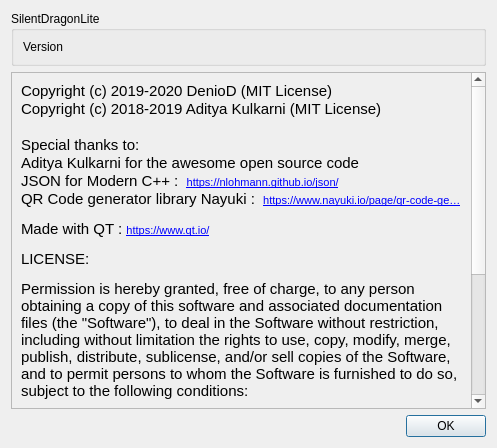
Old version of the form src/about.ui in the repository leto/SilentDragonLite.
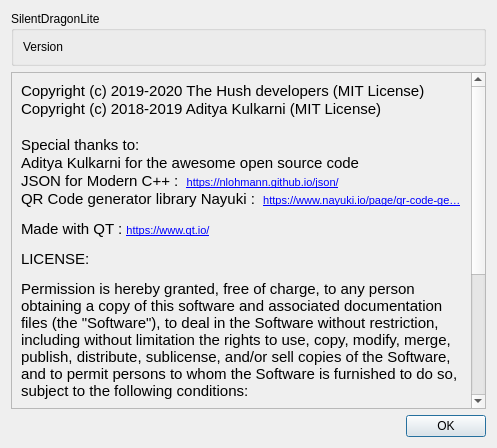
New version of the form.

Commit message: change license to The Hush developers

Diff of the .ui file:
```diff
--- a/src/about.ui
+++ b/src/about.ui
@@ -52,7 +52,7 @@
 &lt;html&gt;&lt;head&gt;&lt;meta name=&quot;qrichtext&quot; content=&quot;1&quot; /&gt;&lt;style type=&quot;text/css&quot;&gt;
 p, li { white-space: pre-wrap; }
 &lt;/style&gt;&lt;/head&gt;&lt;body style=&quot; font-family:'Ubuntu'; font-size:11pt; font-weight:400; font-style:normal;&quot;&gt;
-&lt;p style=&quot; margin-top:0px; margin-bottom:0px; margin-left:0px; margin-right:0px; -qt-block-indent:0; text-indent:0px;&quot;&gt;&lt;span style=&quot; font-family:'Ubuntu';&quot;&gt;Copyright (c) 2019-2020 DenioD (MIT License)&lt;/span&gt;&lt;/p&gt;
+&lt;p style=&quot; margin-top:0px; margin-bottom:0px; margin-left:0px; margin-right:0px; -qt-block-indent:0; text-indent:0px;&quot;&gt;&lt;span style=&quot; font-family:'Ubuntu';&quot;&gt;Copyright (c) 2019-2020 The Hush developers (MIT License)&lt;/span&gt;&lt;/p&gt;
 &lt;p style=&quot; margin-top:0px; margin-bottom:0px; margin-left:0px; margin-right:0px; -qt-block-indent:0; text-indent:0px;&quot;&gt;&lt;span style=&quot; font-family:'Ubuntu';&quot;&gt;Copyright (c) 2018-2019 Aditya Kulkarni (MIT License)&lt;/span&gt;&lt;/p&gt;
 &lt;p style=&quot;-qt-paragraph-type:empty; margin-top:0px; margin-bottom:0px; margin-left:0px; margin-right:0px; -qt-block-indent:0; text-indent:0px; font-family:'Ubuntu';&quot;&gt;&lt;br /&gt;&lt;/p&gt;
 &lt;p style=&quot; margin-top:0px; margin-bottom:0px; margin-left:0px; margin-right:0px; -qt-block-indent:0; text-indent:0px;&quot;&gt;&lt;span style=&quot; font-family:'Ubuntu';&quot;&gt;Special thanks to:&lt;/span&gt;&lt;/p&gt;
```
